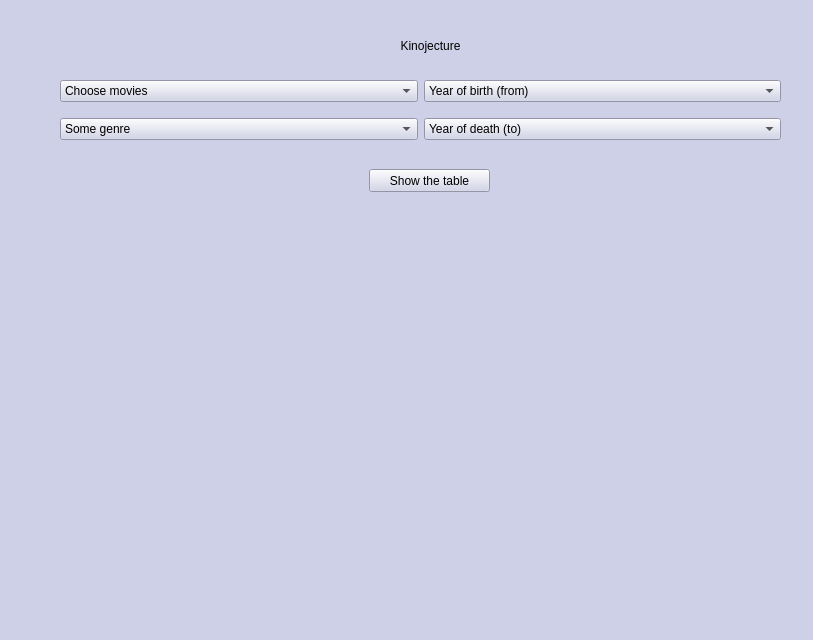
Old version of the form qt/base_window.ui in the repository alexamarki/kinojecture-qt.
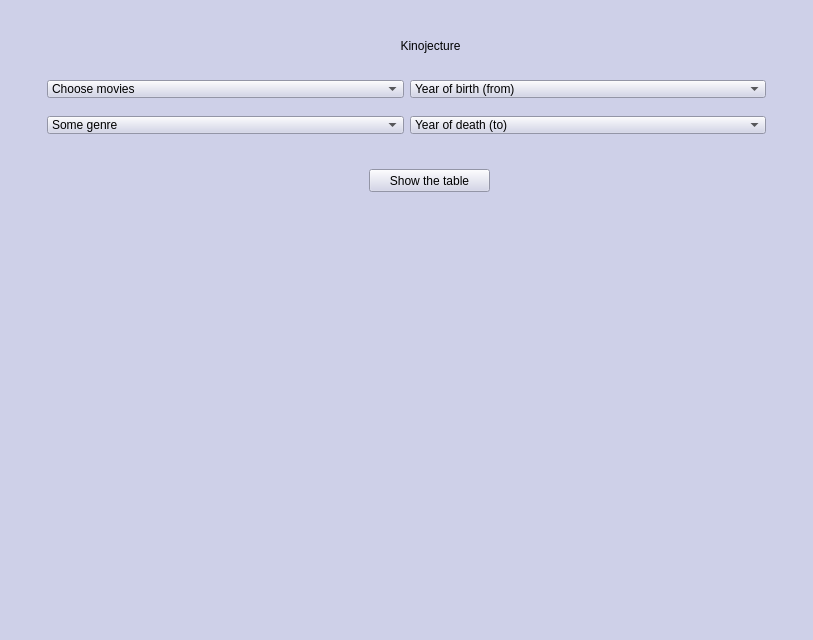
New version of the form. The open tabs and pages were chosen to show the change. Custom widgets are drawn as their Qt base class.

```diff
--- a/qt/base_window.ui
+++ b/qt/base_window.ui
@@ -473,18 +473,55 @@
         </widget>
        </widget>
       </widget>
-      <widget class="QWidget" name="gridLayoutWidget">
+      <widget class="QComboBox" name="choose_movies_d">
        <property name="geometry">
         <rect>
-         <x>50</x>
-         <y>-10</y>
-         <width>721</width>
-         <height>80</height>
+         <x>37</x>
+         <y>0</y>
+         <width>357</width>
+         <height>18</height>
         </rect>
        </property>
-       <layout class="QGridLayout" name="gridLayout">
-        <item row="2" column="0">
+       <item>
+        <property name="text">
+         <string>Choose movies</string>
+        </property>
+       </item>
+       <item>
+        <property name="text">
+         <string>actor1</string>
+        </property>
+       </item>
+      </widget>
+      <widget class="QComboBox" name="choose_dyear_d">
+       <property name="geometry">
+        <rect>
+         <x>400</x>
+         <y>36</y>
+         <width>356</width>
+         <height>18</height>
+        </rect>
+       </property>
+       <item>
+        <property name="text">
+         <string>Year of death (to)</string>
+        </property>
+       </item>
+       <item>
+        <property name="text">
+         <string>Year1</string>
+        </property>
+       </item>
+      </widget>
          <widget class="QComboBox" name="choose_genre_d">
+       <property name="geometry">
+        <rect>
+         <x>37</x>
+         <y>36</y>
+         <width>357</width>
+         <height>18</height>
+        </rect>
+       </property>
           <item>
            <property name="text">
             <string>Some genre</string>
@@ -496,9 +533,15 @@
            </property>
           </item>
          </widget>
-        </item>
-        <item row="1" column="1">
          <widget class="QComboBox" name="choose_byear_d">
+       <property name="geometry">
+        <rect>
+         <x>400</x>
+         <y>0</y>
+         <width>356</width>
+         <height>18</height>
+        </rect>
+       </property>
           <item>
            <property name="text">
             <string>Year of birth (from)</string>
@@ -509,37 +552,6 @@
             <string>Year1</string>
            </property>
           </item>
-         </widget>
-        </item>
-        <item row="2" column="1">
-         <widget class="QComboBox" name="choose_dyear_d">
-          <item>
-           <property name="text">
-            <string>Year of death (to)</string>
-           </property>
-          </item>
-          <item>
-           <property name="text">
-            <string>Year1</string>
-           </property>
-          </item>
-         </widget>
-        </item>
-        <item row="1" column="0">
-         <widget class="QComboBox" name="choose_movies_d">
-          <item>
-           <property name="text">
-            <string>Choose movies</string>
-           </property>
-          </item>
-          <item>
-           <property name="text">
-            <string>actor1</string>
-           </property>
-          </item>
-         </widget>
-        </item>
-       </layout>
       </widget>
      </widget>
      <widget class="QWidget" name="Composers">
```
Left out of the diff: 3 changed lines with no effect on the pictures. Lines whose indentation alone changed are shown as unchanged.
